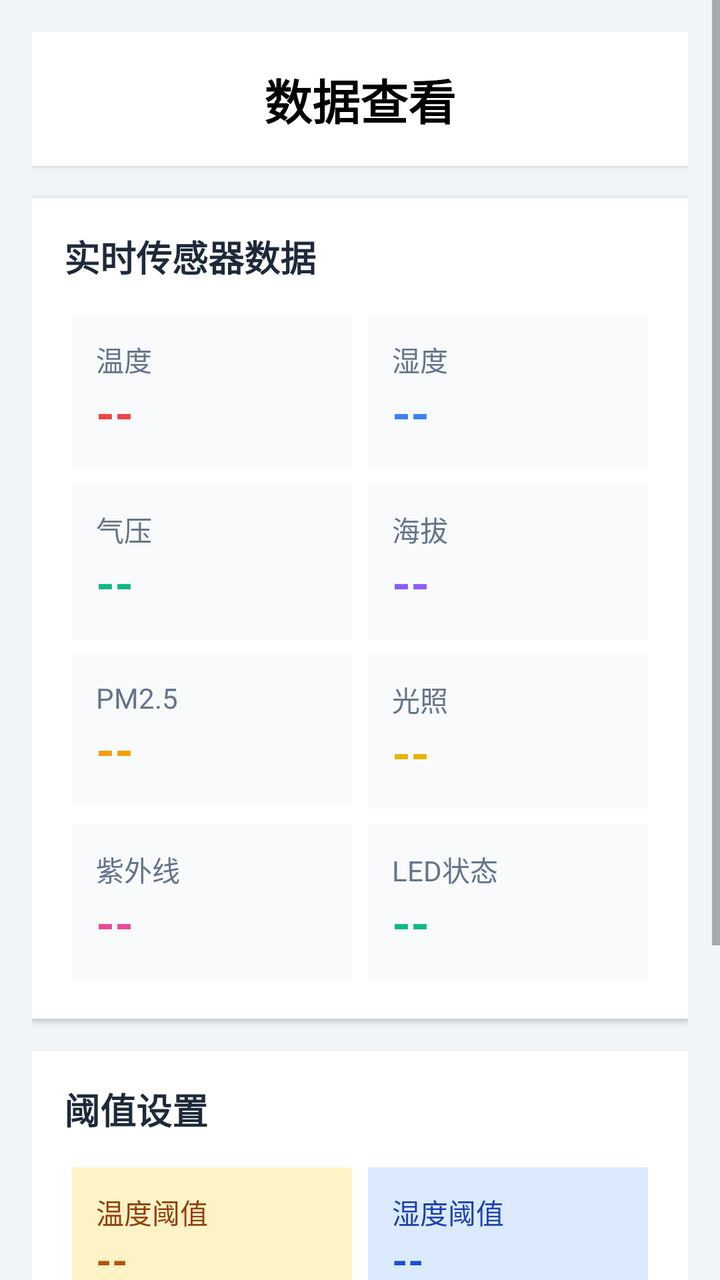
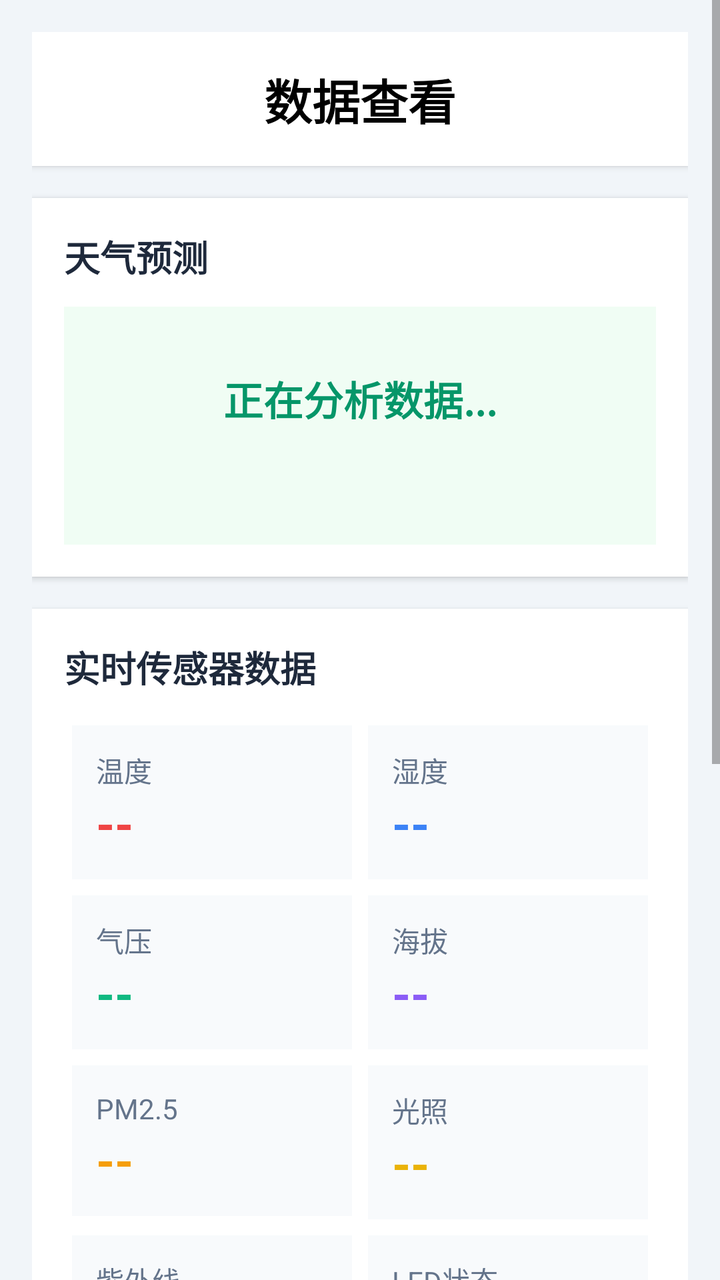

Screens rendered from an Android XML layout before and after an edit, with the pre-edit source and the edit as a unified diff.
<!-- AndroidManifest.xml: application theme Theme.OnenetGraduationproject -->
<!-- res/layout/fragment_home.xml -->
<?xml version="1.0" encoding="utf-8"?>
<ScrollView xmlns:android="http://schemas.android.com/apk/res/android"
    xmlns:app="http://schemas.android.com/apk/res-auto"
    xmlns:tools="http://schemas.android.com/tools"
    android:layout_width="match_parent"
    android:layout_height="match_parent"
    android:background="#F1F5F9">

    <LinearLayout
        android:layout_width="match_parent"
        android:layout_height="wrap_content"
        android:orientation="vertical"
        android:padding="16dp">

        
        <LinearLayout
            android:layout_width="match_parent"
            android:layout_height="wrap_content"
            android:background="#ffffff"
            android:gravity="center"
            android:orientation="horizontal"
            android:layout_marginBottom="16dp"
            android:padding="16dp"
            android:elevation="2dp">

            <TextView
                android:id="@+id/tv_title"
                android:layout_width="wrap_content"
                android:layout_height="wrap_content"
                android:text="数据查看"
                android:textColor="@color/black"
                android:textSize="24sp"
                android:textStyle="bold" />
        </LinearLayout>

        
        <LinearLayout
            android:layout_width="match_parent"
            android:layout_height="wrap_content"
            android:background="#ffffff"
            android:orientation="vertical"
            android:padding="16dp"
            android:layout_marginBottom="16dp"
            android:elevation="2dp"
            android:radius="8dp">

            <TextView
                android:layout_width="match_parent"
                android:layout_height="wrap_content"
                android:text="实时传感器数据"
                android:textColor="#1E293B"
                android:textSize="18sp"
                android:textStyle="bold"
                android:layout_marginBottom="12dp"
                android:drawablePadding="8dp" />

            <GridLayout
                android:layout_width="match_parent"
                android:layout_height="wrap_content"
                android:columnCount="2">

                
                <LinearLayout
                    android:layout_width="0dp"
                    android:layout_height="wrap_content"
                    android:layout_columnWeight="1"
                    android:orientation="vertical"
                    android:padding="12dp"
                    android:background="#F8FAFC"
                    android:layout_margin="4dp">

                    <TextView
                        android:layout_width="wrap_content"
                        android:layout_height="wrap_content"
                        android:text="温度"
                        android:textColor="#64748B"
                        android:textSize="14sp" />

                    <TextView
                        android:id="@+id/tv_temperature"
                        android:layout_width="wrap_content"
                        android:layout_height="wrap_content"
                        android:text="--"
                        android:textColor="#EF4444"
                        android:textSize="24sp"
                        android:textStyle="bold" />
                </LinearLayout>

                
                <LinearLayout
                    android:layout_width="0dp"
                    android:layout_height="wrap_content"
                    android:layout_columnWeight="1"
                    android:orientation="vertical"
                    android:padding="12dp"
                    android:background="#F8FAFC"
                    android:layout_margin="4dp">

                    <TextView
                        android:layout_width="wrap_content"
                        android:layout_height="wrap_content"
                        android:text="湿度"
                        android:textColor="#64748B"
                        android:textSize="14sp" />

                    <TextView
                        android:id="@+id/tv_humidity"
                        android:layout_width="wrap_content"
                        android:layout_height="wrap_content"
                        android:text="--"
                        android:textColor="#3B82F6"
                        android:textSize="24sp"
                        android:textStyle="bold" />
                </LinearLayout>

                
                <LinearLayout
                    android:layout_width="0dp"
                    android:layout_height="wrap_content"
                    android:layout_columnWeight="1"
                    android:orientation="vertical"
                    android:padding="12dp"
                    android:background="#F8FAFC"
                    android:layout_margin="4dp">

                    <TextView
                        android:layout_width="wrap_content"
                        android:layout_height="wrap_content"
                        android:text="气压"
                        android:textColor="#64748B"
                        android:textSize="14sp" />

                    <TextView
                        android:id="@+id/tv_bmp_press"
                        android:layout_width="wrap_content"
                        android:layout_height="wrap_content"
                        android:text="--"
                        android:textColor="#10B981"
                        android:textSize="24sp"
                        android:textStyle="bold" />
                </LinearLayout>

                
                <LinearLayout
                    android:layout_width="0dp"
                    android:layout_height="wrap_content"
                    android:layout_columnWeight="1"
                    android:orientation="vertical"
                    android:padding="12dp"
                    android:background="#F8FAFC"
                    android:layout_margin="4dp">

                    <TextView
                        android:layout_width="wrap_content"
                        android:layout_height="wrap_content"
                        android:text="海拔"
                        android:textColor="#64748B"
                        android:textSize="14sp" />

                    <TextView
                        android:id="@+id/tv_bmp_asl"
                        android:layout_width="wrap_content"
                        android:layout_height="wrap_content"
                        android:text="--"
                        android:textColor="#8B5CF6"
                        android:textSize="24sp"
                        android:textStyle="bold" />
                </LinearLayout>

                
                <LinearLayout
                    android:layout_width="0dp"
                    android:layout_height="wrap_content"
                    android:layout_columnWeight="1"
                    android:orientation="vertical"
                    android:padding="12dp"
                    android:background="#F8FAFC"
                    android:layout_margin="4dp">

                    <TextView
                        android:layout_width="wrap_content"
                        android:layout_height="wrap_content"
                        android:text="PM2.5"
                        android:textColor="#64748B"
                        android:textSize="14sp" />

                    <TextView
                        android:id="@+id/tv_pm2_5"
                        android:layout_width="wrap_content"
                        android:layout_height="wrap_content"
                        android:text="--"
                        android:textColor="#F59E0B"
                        android:textSize="24sp"
                        android:textStyle="bold" />
                </LinearLayout>

                
                <LinearLayout
                    android:layout_width="0dp"
                    android:layout_height="wrap_content"
                    android:layout_columnWeight="1"
                    android:orientation="vertical"
                    android:padding="12dp"
                    android:background="#F8FAFC"
                    android:layout_margin="4dp">

                    <TextView
                        android:layout_width="wrap_content"
                        android:layout_height="wrap_content"
                        android:text="光照"
                        android:textColor="#64748B"
                        android:textSize="14sp" />

                    <TextView
                        android:id="@+id/tv_light_val"
                        android:layout_width="wrap_content"
                        android:layout_height="wrap_content"
                        android:text="--"
                        android:textColor="#EAB308"
                        android:textSize="24sp"
                        android:textStyle="bold" />
                </LinearLayout>

                
                <LinearLayout
                    android:layout_width="0dp"
                    android:layout_height="wrap_content"
                    android:layout_columnWeight="1"
                    android:orientation="vertical"
                    android:padding="12dp"
                    android:background="#F8FAFC"
                    android:layout_margin="4dp">

                    <TextView
                        android:layout_width="wrap_content"
                        android:layout_height="wrap_content"
                        android:text="紫外线"
                        android:textColor="#64748B"
                        android:textSize="14sp" />

                    <TextView
                        android:id="@+id/tv_uv_intensity"
                        android:layout_width="wrap_content"
                        android:layout_height="wrap_content"
                        android:text="--"
                        android:textColor="#EC4899"
                        android:textSize="24sp"
                        android:textStyle="bold" />
                </LinearLayout>

                
                <LinearLayout
                    android:layout_width="0dp"
                    android:layout_height="wrap_content"
                    android:layout_columnWeight="1"
                    android:orientation="vertical"
                    android:padding="12dp"
                    android:background="#F8FAFC"
                    android:layout_margin="4dp">

                    <TextView
                        android:layout_width="wrap_content"
                        android:layout_height="wrap_content"
                        android:text="LED状态"
                        android:textColor="#64748B"
                        android:textSize="14sp" />

                    <TextView
                        android:id="@+id/tv_led_status"
                        android:layout_width="wrap_content"
                        android:layout_height="wrap_content"
                        android:text="--"
                        android:textColor="#10B981"
                        android:textSize="24sp"
                        android:textStyle="bold" />
                </LinearLayout>
            </GridLayout>
        </LinearLayout>

        
        <LinearLayout
            android:layout_width="match_parent"
            android:layout_height="wrap_content"
            android:background="#ffffff"
            android:orientation="vertical"
            android:padding="16dp"
            android:layout_marginBottom="16dp"
            android:elevation="2dp">

            <TextView
                android:layout_width="match_parent"
                android:layout_height="wrap_content"
                android:text="阈值设置"
                android:textColor="#1E293B"
                android:textSize="18sp"
                android:textStyle="bold"
                android:layout_marginBottom="12dp"
                android:drawablePadding="8dp" />

            <GridLayout
                android:layout_width="match_parent"
                android:layout_height="wrap_content"
                android:columnCount="2">

                
                <LinearLayout
                    android:layout_width="0dp"
                    android:layout_height="wrap_content"
                    android:layout_columnWeight="1"
                    android:orientation="vertical"
                    android:padding="12dp"
                    android:background="#FEF3C7"
                    android:layout_margin="4dp">

                    <TextView
                        android:layout_width="wrap_content"
                        android:layout_height="wrap_content"
                        android:text="温度阈值"
                        android:textColor="#92400E"
                        android:textSize="14sp" />

                    <TextView
                        android:id="@+id/tv_temperature_threshold"
                        android:layout_width="wrap_content"
                        android:layout_height="wrap_content"
                        android:text="--"
                        android:textColor="#B45309"
                        android:textSize="20sp"
                        android:textStyle="bold" />
                </LinearLayout>

                
                <LinearLayout
                    android:layout_width="0dp"
                    android:layout_height="wrap_content"
                    android:layout_columnWeight="1"
                    android:orientation="vertical"
                    android:padding="12dp"
                    android:background="#DBEAFE"
                    android:layout_margin="4dp">

                    <TextView
                        android:layout_width="wrap_content"
                        android:layout_height="wrap_content"
                        android:text="湿度阈值"
                        android:textColor="#1E40AF"
                        android:textSize="14sp" />

                    <TextView
                        android:id="@+id/tv_humidity_threshold"
                        android:layout_width="wrap_content"
                        android:layout_height="wrap_content"
                        android:text="--"
                        android:textColor="#1D4ED8"
                        android:textSize="20sp"
                        android:textStyle="bold" />
                </LinearLayout>

                
                <LinearLayout
                    android:layout_width="0dp"
                    android:layout_height="wrap_content"
                    android:layout_columnWeight="1"
                    android:orientation="vertical"
                    android:padding="12dp"
                    android:background="#D1FAE5"
                    android:layout_margin="4dp">

                    <TextView
                        android:layout_width="wrap_content"
                        android:layout_height="wrap_content"
                        android:text="气压阈值"
                        android:textColor="#065F46"
                        android:textSize="14sp" />

                    <TextView
                        android:id="@+id/tv_pressure_threshold"
                        android:layout_width="wrap_content"
                        android:layout_height="wrap_content"
                        android:text="--"
                        android:textColor="#059669"
                        android:textSize="20sp"
                        android:textStyle="bold" />
                </LinearLayout>

                
                <LinearLayout
                    android:layout_width="0dp"
                    android:layout_height="wrap_content"
                    android:layout_columnWeight="1"
                    android:orientation="vertical"
                    android:padding="12dp"
                    android:background="#EDE9FE"
                    android:layout_margin="4dp">

                    <TextView
                        android:layout_width="wrap_content"
                        android:layout_height="wrap_content"
                        android:text="海拔阈值"
                        android:textColor="#5B21B6"
                        android:textSize="14sp" />

                    <TextView
                        android:id="@+id/tv_altitude_threshold"
                        android:layout_width="wrap_content"
                        android:layout_height="wrap_content"
                        android:text="--"
                        android:textColor="#7C3AED"
                        android:textSize="20sp"
                        android:textStyle="bold" />
                </LinearLayout>

                
                <LinearLayout
                    android:layout_width="0dp"
                    android:layout_height="wrap_content"
                    android:layout_columnWeight="1"
                    android:orientation="vertical"
                    android:padding="12dp"
                    android:background="#FCE7F3"
                    android:layout_margin="4dp">

                    <TextView
                        android:layout_width="wrap_content"
                        android:layout_height="wrap_content"
                        android:text="紫外线阈值"
                        android:textColor="#831843"
                        android:textSize="14sp" />

                    <TextView
                        android:id="@+id/tv_ultraviolet_threshold"
                        android:layout_width="wrap_content"
                        android:layout_height="wrap_content"
                        android:text="--"
                        android:textColor="#BE185D"
                        android:textSize="20sp"
                        android:textStyle="bold" />
                </LinearLayout>
            </GridLayout>
        </LinearLayout>

    </LinearLayout>
</ScrollView>
<!-- resources referenced by this layout -->
<resources>
  <color name="black">#FF000000</color>
  <style name="Theme.OnenetGraduationproject" parent="Theme.MaterialComponents.DayNight.NoActionBar.Bridge">
          
          <item name="colorPrimary">@color/primary</item>
          <item name="colorPrimaryVariant">@color/primary</item>
          <item name="colorOnPrimary">@color/white</item>
          
          <item name="android:windowBackground">@color/white</item>
          
          <item name="android:forceDarkAllowed" tools:targetApi="q">false</item>
      </style>
  <color name="primary">#FF6200EE</color>
  <color name="white">#FFFFFFFF</color>
</resources>

<!-- the commit's change to res/layout/fragment_home.xml (unified diff, before → after) -->
@@ -16,12 +16,12 @@
         <LinearLayout
             android:layout_width="match_parent"
             android:layout_height="wrap_content"
+            android:layout_marginBottom="16dp"
             android:background="#ffffff"
+            android:elevation="2dp"
             android:gravity="center"
             android:orientation="horizontal"
-            android:layout_marginBottom="16dp"
-            android:padding="16dp"
-            android:elevation="2dp">
+            android:padding="16dp">
 
             <TextView
                 android:id="@+id/tv_title"
@@ -31,6 +31,54 @@
                 android:textColor="@color/black"
                 android:textSize="24sp"
                 android:textStyle="bold" />
+        </LinearLayout>
+
+        <LinearLayout
+            android:layout_width="match_parent"
+            android:layout_height="wrap_content"
+            android:layout_marginBottom="16dp"
+            android:background="#ffffff"
+            android:elevation="2dp"
+            android:orientation="vertical"
+            android:padding="16dp">
+
+            <TextView
+                android:layout_width="match_parent"
+                android:layout_height="wrap_content"
+                android:layout_marginBottom="12dp"
+                android:text="天气预测"
+                android:textColor="#1E293B"
+                android:textSize="18sp"
+                android:textStyle="bold" />
+
+            <LinearLayout
+                android:layout_width="match_parent"
+                android:layout_height="wrap_content"
+                android:background="#F0FDF4"
+                android:orientation="vertical"
+                android:padding="16dp">
+
+                <TextView
+                    android:id="@+id/tv_weather_prediction"
+                    android:layout_width="match_parent"
+                    android:layout_height="wrap_content"
+                    android:gravity="center"
+                    android:minHeight="60dp"
+                    android:text="正在分析数据..."
+                    android:textColor="#059669"
+                    android:textSize="20sp"
+                    android:textStyle="bold" />
+
+                <TextView
+                    android:id="@+id/tv_weather_reason"
+                    android:layout_width="match_parent"
+                    android:layout_height="wrap_content"
+                    android:layout_marginTop="8dp"
+                    android:gravity="center"
+                    android:text=""
+                    android:textColor="#047857"
+                    android:textSize="14sp" />
+            </LinearLayout>
         </LinearLayout>
 
         
@@ -51,8 +99,7 @@
                 android:textColor="#1E293B"
                 android:textSize="18sp"
                 android:textStyle="bold"
-                android:layout_marginBottom="12dp"
-                android:drawablePadding="8dp" />
+                android:layout_marginBottom="12dp" />
 
             <GridLayout
                 android:layout_width="match_parent"
@@ -276,6 +323,8 @@
                 </LinearLayout>
             </GridLayout>
         </LinearLayout>
+
+        
 
         
         <LinearLayout
@@ -294,8 +343,7 @@
                 android:textColor="#1E293B"
                 android:textSize="18sp"
                 android:textStyle="bold"
-                android:layout_marginBottom="12dp"
-                android:drawablePadding="8dp" />
+                android:layout_marginBottom="12dp" />
 
             <GridLayout
                 android:layout_width="match_parent"
